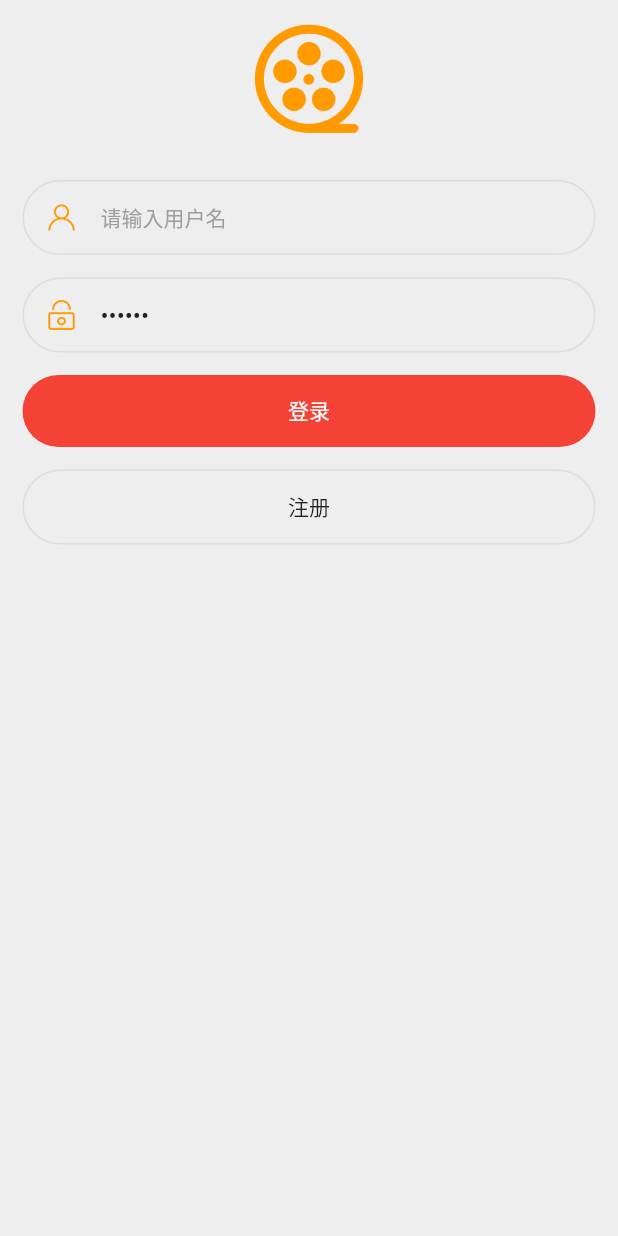
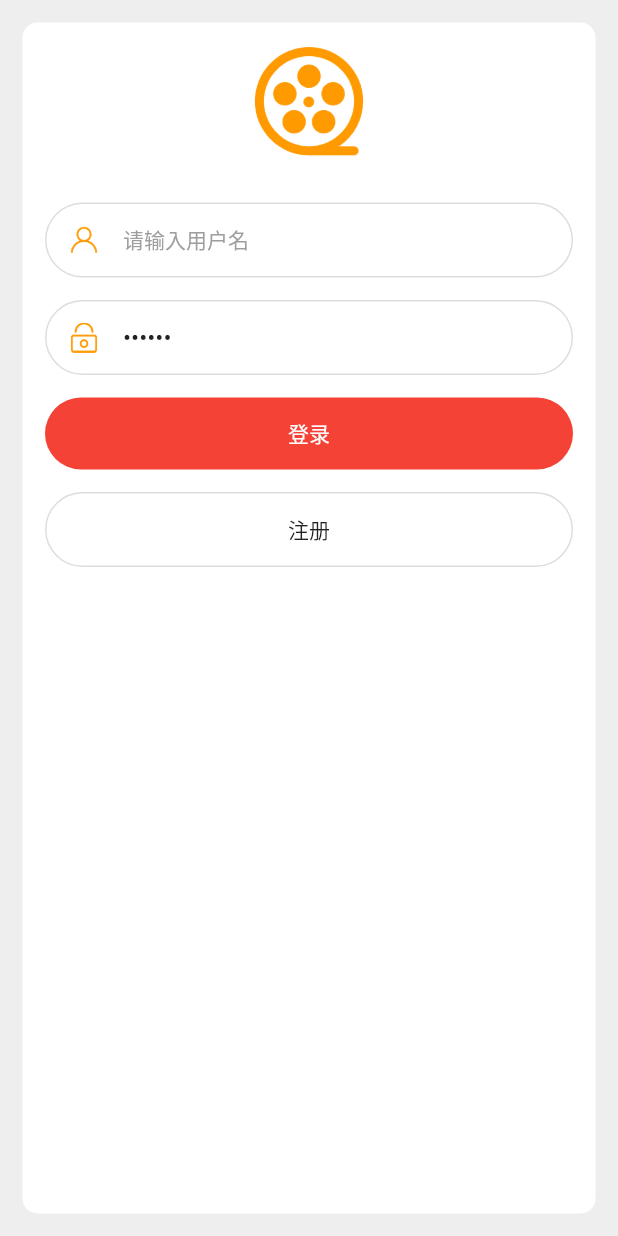
Before and after one commit to wuyuanwuhui99/flutter-movie-app-ui, a Flutter app: the LoginPage screen opened directly, on a phone screen of 412 x 824 dp. Run offline on Flutter 3.47's test engine with Material 2 defaults, Android fonts, the phone set to English and light mode, and no system bars; our stand-ins replace convert, dio, flutter_easyloading, flutter_easyrefresh, flutter_swiper, fluttertoast and 2 more; accounts and stored records are empty.

Commit message:
修改登录页面样式

```diff
--- a/lib/config/serviceUrl.dart
+++ b/lib/config/serviceUrl.dart
@@ -1,4 +1,4 @@
-const serviceUrl = 'http://192.168.0.105:5001'; //此端口针对于正版用户开放，可自行fiddle获取。
+const serviceUrl = 'http://192.168.0.103:5001'; //此端口针对于正版用户开放，可自行fiddle获取。
 const servicePath = {
   'getUserData': serviceUrl + '/service/movie/getUserData', // 获取用户信息
   'getCategoryList': serviceUrl + '/service/movie/getCategoryList', //获取分类影片
--- a/lib/pages/login_page.dart
+++ b/lib/pages/login_page.dart
@@ -27,6 +27,8 @@ class LoginPage extends StatelessWidget {
         backgroundColor: ThemeColors.colorBg,
         body: SafeArea(child: Container(
           padding: ThemeStyle.padding,
+          margin: ThemeStyle.padding,
+          decoration: ThemeStyle.boxDecoration,
           child: Column(
             children: <Widget>[
               Form(
```
Also changed, not shown: 新版电影APP整体预览图.jpg, 新版预览12.png, 2 other files.
